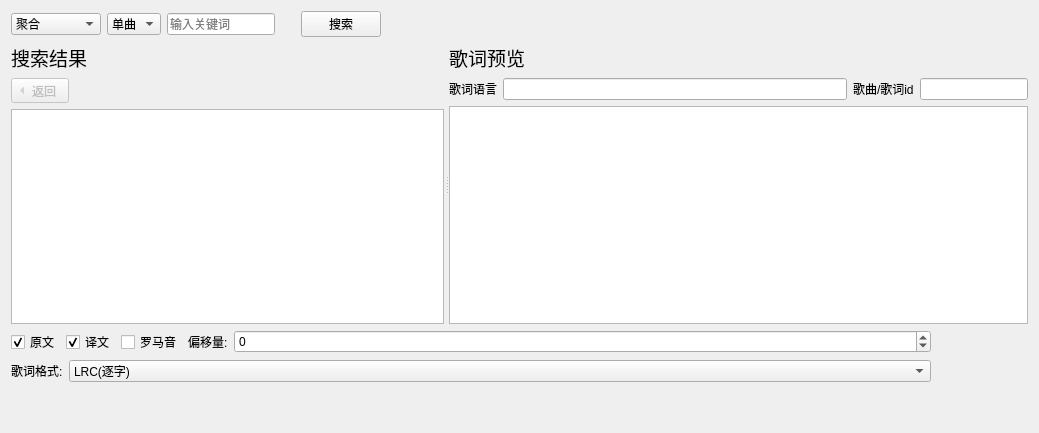
First picture: the form in LDDC/ui/search_base.ui, repository chenmozhijin/LDDC, before the edit.
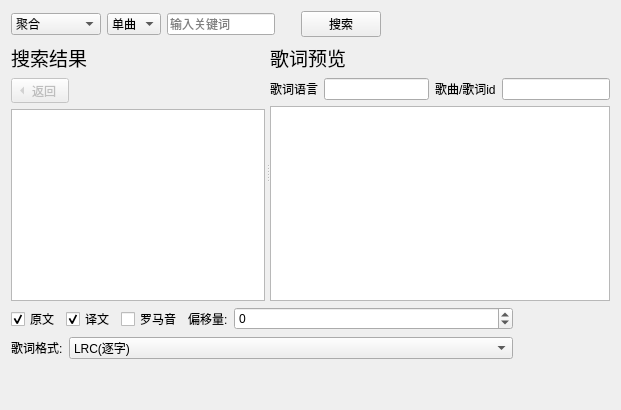
Second picture: the form after the edit. Custom widgets are drawn as their Qt base class.

Patch:
```diff
--- a/LDDC/ui/search_base.ui
+++ b/LDDC/ui/search_base.ui
@@ -2,14 +2,6 @@
 <ui version="4.0">
  <class>search_base</class>
  <widget class="QWidget" name="search_base">
-  <property name="geometry">
-   <rect>
-    <x>0</x>
-    <y>0</y>
-    <width>1039</width>
-    <height>433</height>
-   </rect>
-  </property>
   <layout class="QVBoxLayout" name="verticalLayout">
    <item>
     <layout class="QHBoxLayout" name="horizontalLayout">
```
Left out of the diff: 2 changed lines with no effect on the pictures.
